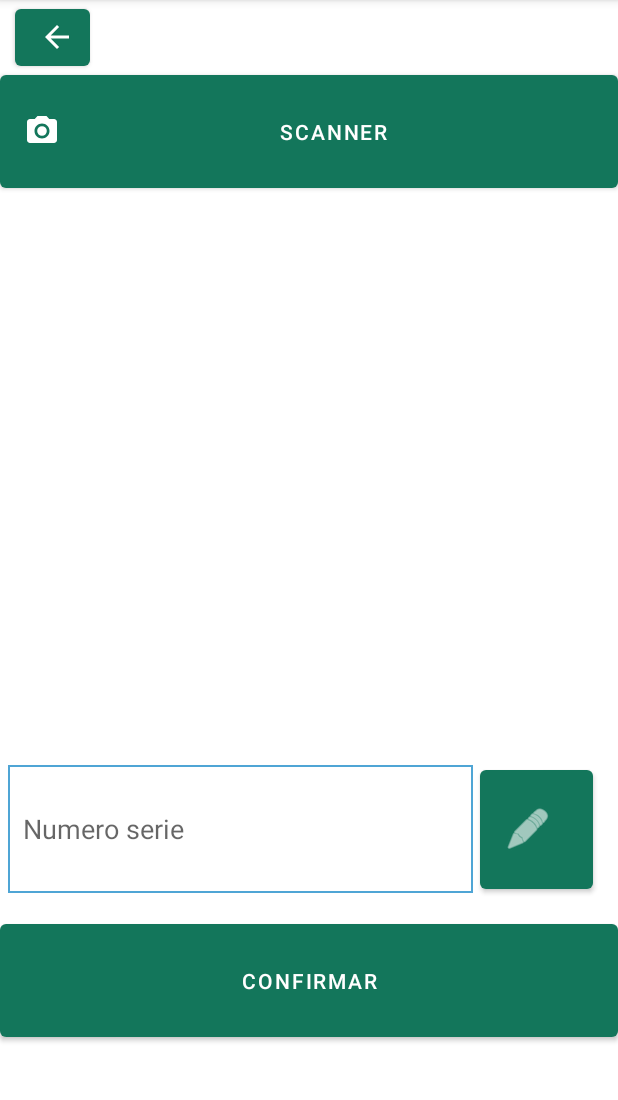
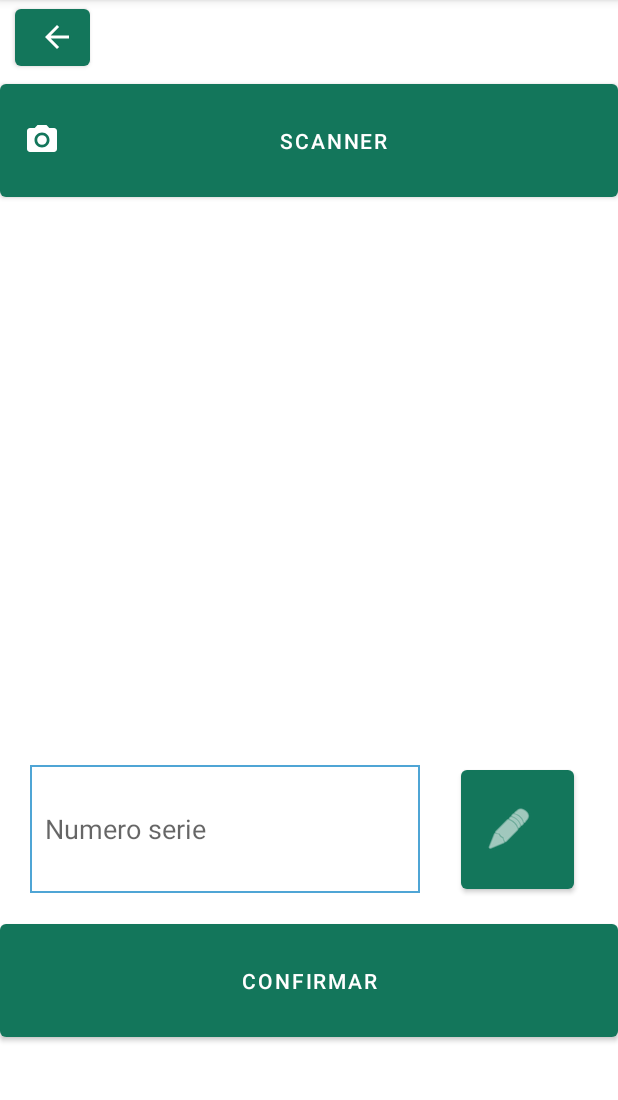
Before and after one commit to EBustoD/final, an Android app: the scanner_numSerie screen opened directly, with no data from a screen before it, on a phone screen of 412 x 824 dp, the part 84-1184 px from its top. Run offline under Robolectric (Android 15) with nearby library versions, the light colour scheme and no system bars; libraries missing offline, so code that uses them is left out: com.google.mlkit.vision, org.tensorflow.lite.

Commit message:
Cambios margen botones

```diff
--- a/app/src/main/res/layout/activity_scanner_numserie.xml
+++ b/app/src/main/res/layout/activity_scanner_numserie.xml
@@ -22,7 +22,7 @@
         android:id="@+id/captureImageFab"
         android:layout_width="match_parent"
         android:layout_height="87dp"
-        android:layout_marginTop="44dp"
+        android:layout_marginTop="50dp"
         android:text="Scanner"
         app:backgroundTint="@color/amvisa"
         app:icon="@drawable/ic_camera"
@@ -32,18 +32,18 @@
     <ImageView
         android:id="@+id/imageViewRecorte"
         android:layout_width="360dp"
-        android:layout_height="364dp"
+        android:layout_height="354dp"
         android:layout_marginStart="20dp"
-        android:layout_marginTop="130dp"
+        android:layout_marginTop="140dp"
         app:layout_constraintStart_toStartOf="parent"
         app:layout_constraintTop_toTopOf="parent"
         tools:srcCompat="@tools:sample/avatars" />
 
     <com.google.android.material.textfield.TextInputEditText
         android:id="@+id/txtLecturaNumeroSerie"
-        android:layout_width="310dp"
-        android:layout_marginLeft="5dp"
+        android:layout_width="260dp"
         android:layout_height="85dp"
+        android:layout_marginLeft="20dp"
         android:layout_marginTop="510dp"
         android:background="@drawable/boarder"
         android:enabled="false"
@@ -64,7 +64,7 @@
         android:id="@+id/btnEdit"
         android:layout_width="75dp"
         android:layout_height="91dp"
-        android:layout_marginStart="320dp"
+        android:layout_marginStart="307dp"
         android:layout_marginTop="507dp"
         android:layout_marginBottom="320dp"
         app:backgroundTint="@color/amvisa"
```
Also changed, not shown: app/src/main/res/layout/activity_scanner_consumo.xml (+6 -6 lines), 6 other files.
